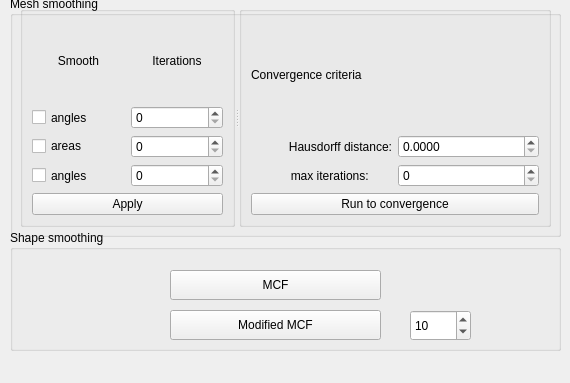
The window that Polyhedron/demo/Polyhedron/Plugins/PMP/Smoothing_plugin.ui (CGAL/cgal) describes before a commit, drawn with Qt 5.
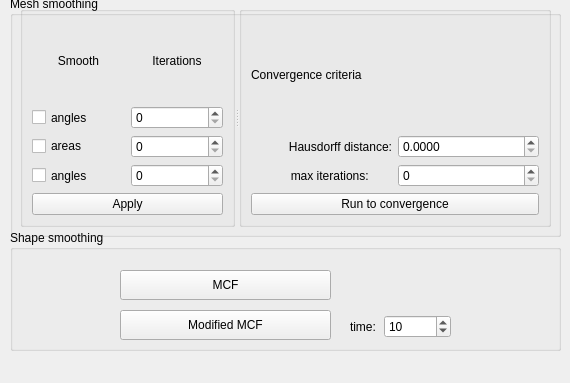
The same window after the commit.

```diff
--- a/Polyhedron/demo/Polyhedron/Plugins/PMP/Smoothing_plugin.ui
+++ b/Polyhedron/demo/Polyhedron/Plugins/PMP/Smoothing_plugin.ui
@@ -29,7 +29,7 @@
     <widget class="QPushButton" name="MCF_Button">
      <property name="geometry">
       <rect>
-       <x>160</x>
+       <x>110</x>
        <y>40</y>
        <width>211</width>
        <height>30</height>
@@ -42,7 +42,7 @@
     <widget class="QPushButton" name="modified_MCF_button">
      <property name="geometry">
       <rect>
-       <x>160</x>
+       <x>110</x>
        <y>80</y>
        <width>211</width>
        <height>30</height>
@@ -52,15 +52,25 @@
       <string>Modified MCF</string>
      </property>
     </widget>
+    <widget class="QWidget" name="">
+     <property name="geometry">
+      <rect>
+       <x>340</x>
+       <y>80</y>
+       <width>101</width>
+       <height>33</height>
+      </rect>
+     </property>
+     <layout class="QHBoxLayout" name="horizontalLayout">
+      <item>
+       <widget class="QLabel" name="label_4">
+        <property name="text">
+         <string>time:</string>
+        </property>
+       </widget>
+      </item>
+      <item>
     <widget class="QSpinBox" name="time_spinBox">
-     <property name="geometry">
-      <rect>
-       <x>400</x>
-       <y>80</y>
-       <width>61</width>
-       <height>31</height>
-      </rect>
-     </property>
      <property name="minimum">
       <number>1</number>
      </property>
@@ -70,6 +80,9 @@
      <property name="value">
       <number>10</number>
      </property>
+       </widget>
+      </item>
+     </layout>
     </widget>
    </widget>
    <widget class="QGroupBox" name="Mesh_groupBox">
```
Lines whose indentation alone changed are shown as unchanged.
